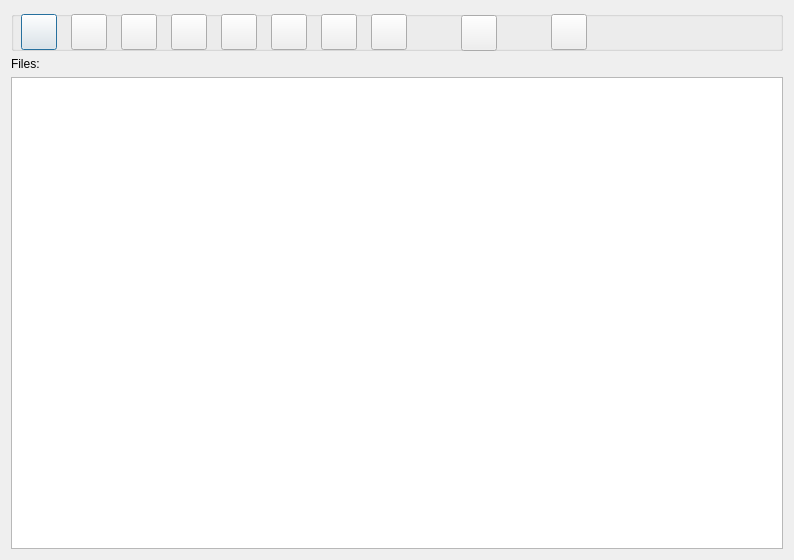
This is GUI_UIs/ui_dialog_manage_files.ui in ccbogel/QualCoder as Qt 5 draws it before an edit. The edited form follows.
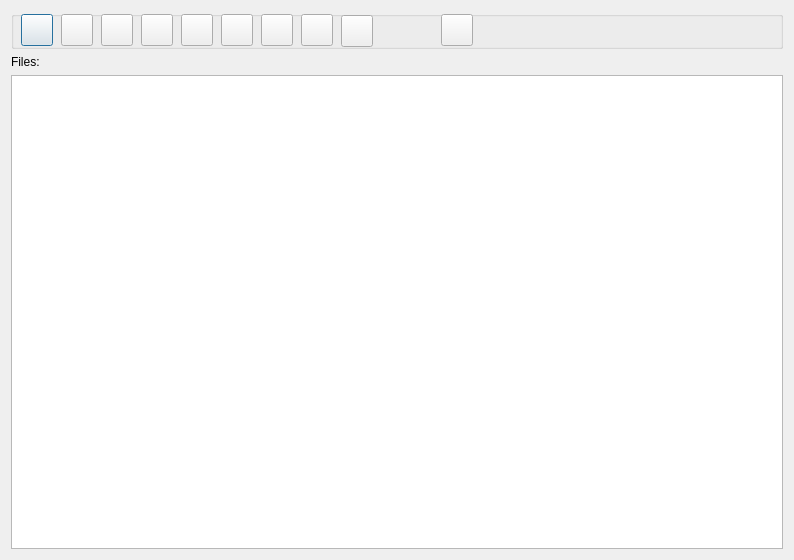
This is the edited form.

```diff
--- a/GUI_UIs/ui_dialog_manage_files.ui
+++ b/GUI_UIs/ui_dialog_manage_files.ui
@@ -22,13 +22,13 @@
      <property name="minimumSize">
       <size>
        <width>0</width>
-       <height>40</height>
+       <height>38</height>
       </size>
      </property>
      <property name="maximumSize">
       <size>
        <width>16777215</width>
-       <height>40</height>
+       <height>38</height>
       </size>
      </property>
      <property name="title">
@@ -39,8 +39,8 @@
        <rect>
         <x>10</x>
         <y>3</y>
-        <width>36</width>
-        <height>36</height>
+        <width>32</width>
+        <height>32</height>
        </rect>
       </property>
       <property name="toolTip">
@@ -53,10 +53,10 @@
      <widget class="QPushButton" name="pushButton_create">
       <property name="geometry">
        <rect>
-        <x>110</x>
+        <x>90</x>
         <y>3</y>
-        <width>36</width>
-        <height>36</height>
+        <width>32</width>
+        <height>32</height>
        </rect>
       </property>
       <property name="toolTip">
@@ -69,10 +69,10 @@
      <widget class="QPushButton" name="pushButton_export">
       <property name="geometry">
        <rect>
-        <x>160</x>
+        <x>130</x>
         <y>3</y>
-        <width>36</width>
-        <height>36</height>
+        <width>32</width>
+        <height>32</height>
        </rect>
       </property>
       <property name="toolTip">
@@ -85,10 +85,10 @@
      <widget class="QPushButton" name="pushButton_delete">
       <property name="geometry">
        <rect>
-        <x>540</x>
+        <x>430</x>
         <y>3</y>
-        <width>36</width>
-        <height>36</height>
+        <width>32</width>
+        <height>32</height>
        </rect>
       </property>
       <property name="toolTip">
@@ -101,10 +101,10 @@
      <widget class="QPushButton" name="pushButton_import">
       <property name="geometry">
        <rect>
-        <x>60</x>
+        <x>50</x>
         <y>3</y>
-        <width>36</width>
-        <height>36</height>
+        <width>32</width>
+        <height>32</height>
        </rect>
       </property>
       <property name="toolTip">
@@ -117,10 +117,10 @@
      <widget class="QPushButton" name="pushButton_add_attribute">
       <property name="geometry">
        <rect>
-        <x>360</x>
+        <x>290</x>
         <y>3</y>
-        <width>36</width>
-        <height>36</height>
+        <width>32</width>
+        <height>32</height>
        </rect>
       </property>
       <property name="toolTip">
@@ -133,10 +133,10 @@
      <widget class="QPushButton" name="pushButton_link">
       <property name="geometry">
        <rect>
-        <x>210</x>
+        <x>170</x>
         <y>3</y>
-        <width>36</width>
-        <height>36</height>
+        <width>32</width>
+        <height>32</height>
        </rect>
       </property>
       <property name="toolTip">
@@ -149,10 +149,10 @@
      <widget class="QPushButton" name="pushButton_import_from_linked">
       <property name="geometry">
        <rect>
-        <x>260</x>
+        <x>210</x>
         <y>3</y>
-        <width>36</width>
-        <height>36</height>
+        <width>32</width>
+        <height>32</height>
        </rect>
       </property>
       <property name="toolTip">
@@ -165,10 +165,10 @@
      <widget class="QPushButton" name="pushButton_export_to_linked">
       <property name="geometry">
        <rect>
-        <x>310</x>
+        <x>250</x>
         <y>3</y>
-        <width>36</width>
-        <height>36</height>
+        <width>32</width>
+        <height>32</height>
        </rect>
       </property>
       <property name="toolTip">
@@ -181,10 +181,10 @@
      <widget class="QPushButton" name="pushButton_export_attributes">
       <property name="geometry">
        <rect>
-        <x>450</x>
+        <x>330</x>
         <y>4</y>
-        <width>36</width>
-        <height>36</height>
+        <width>32</width>
+        <height>32</height>
        </rect>
       </property>
       <property name="toolTip">
```
